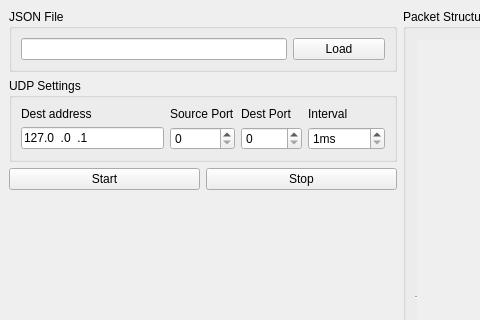
This is main_window.ui in IamKornitskiy/UdpPacketGenerator as Qt 5 draws it before an edit; both pictures show x 0 to 480 and y 0 to 320 of the 800 by 600 pixel window. The edited form follows.
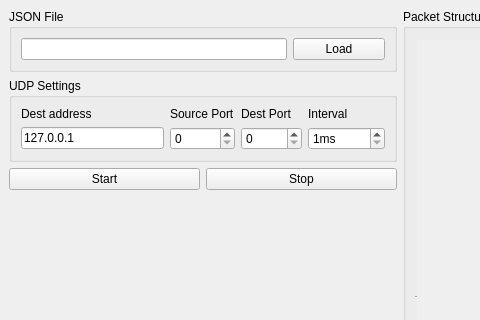
This is the edited form.

```diff
--- a/main_window.ui
+++ b/main_window.ui
@@ -121,9 +121,7 @@
              <height>16777215</height>
             </size>
            </property>
-           <property name="inputMask">
-            <string>000.000.000.000</string>
-           </property>
+
            <property name="text">
             <string>127.0.0.1</string>
            </property>
```
